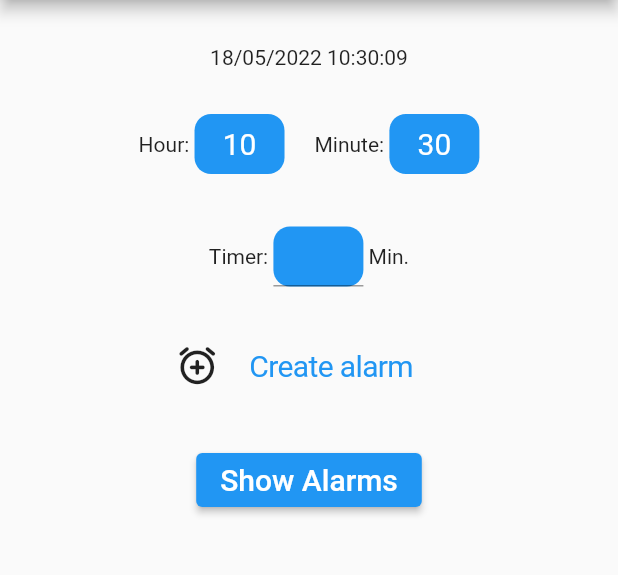
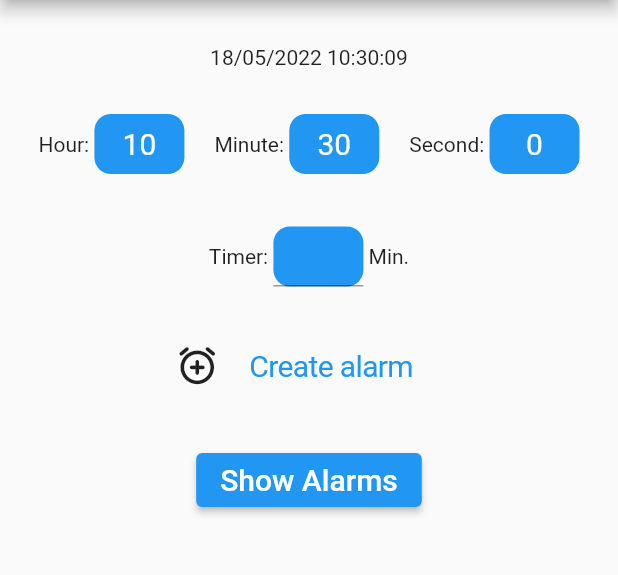
Before and after one commit to 50NI05/alarm_clock, a Flutter app: the screen it shows after launch, after a tap on "Show Alarms", on a phone screen of 412 x 824 dp, the part 84-659 px from its top. Run offline on Flutter 3.47's test engine with Material 2 defaults, Android fonts, the phone set to English and light mode, and no system bars; our stand-ins replace awesome_notifications; missing offline and left inert: flutter_alarm_clock.

Commit message:
second commit

```diff
--- a/lib/current_time.dart
+++ b/lib/current_time.dart
@@ -59,6 +59,26 @@ class _CurrentTimeState extends State<CurrentTime> {
             // ),
           ),
         ),
+        const SizedBox(width: 20),
+        const Text('Second: '),
+        Container(
+        height: 40,
+        width: 60,
+        decoration: BoxDecoration(
+          shape: BoxShape.rectangle,
+          color: Colors.blue,
+          borderRadius: BorderRadius.circular(11)),
+          child: Center(
+            child: Text(
+              secondNow(),
+              textAlign: TextAlign.center,
+              style: const TextStyle(
+                fontSize: 20,
+                color: Colors.white
+              ),
+            )
+          ),
+        ),
       ],
     );
   }
--- a/lib/main.dart
+++ b/lib/main.dart
@@ -1,7 +1,21 @@
+import 'package:awesome_notifications/awesome_notifications.dart';
 import 'package:flutter/material.dart';
 import 'package:test_alarm/widgets/alarm_clock_page.dart';
 
 void main() {
+  AwesomeNotifications().initialize(
+    null,
+    [
+      NotificationChannel(
+        channelKey: 'alarm1',
+        channelName: 'Alarm 1',
+        channelDescription: 'Alarm',
+        locked: true,
+        enableVibration: true,
+        importance: NotificationImportance.High
+      )
+    ]
+  );
   runApp(const MyApp());
 }
 
--- a/pubspec.yaml
+++ b/pubspec.yaml
@@ -38,6 +38,7 @@ dependencies:
   shared_preferences: ^2.0.13
   intl: ^0.17.0
   provider: ^6.0.2
+  awesome_notifications: ^0.6.21
 
 dev_dependencies:
   flutter_test:
```
Also changed, not shown: lib/function.dart (+24 -4 lines), pubspec.lock, 1 other file.
